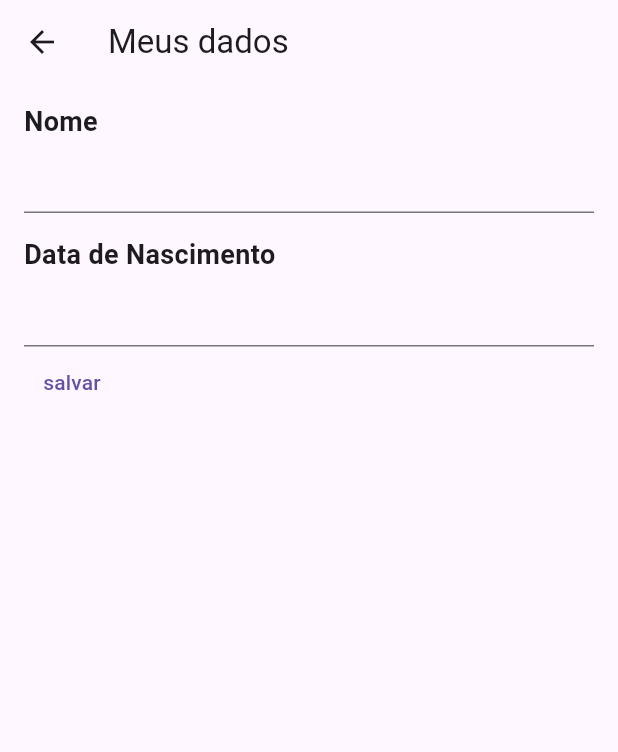
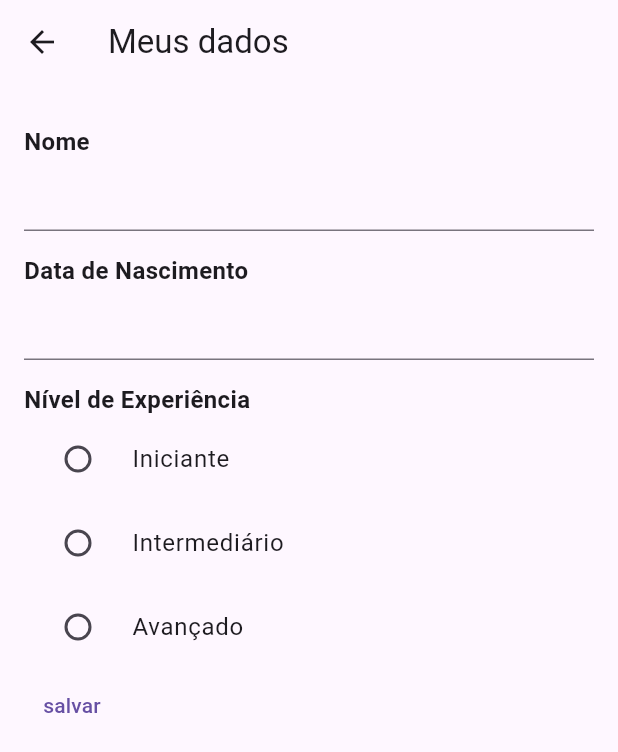
Before and after one commit to abner1abc/trilhaapp, a Flutter app: the DadosCadastraisPage screen opened directly, on a phone screen of 412 x 824 dp. Shown: the top 752 px of the screen. Run offline on Flutter 3.47's test engine with Material 3 defaults, Android fonts, the phone set to English and light mode, and no system bars; our stand-ins replace google_fonts; network calls fail.

Commit message:
add repositories and update dados cadastrais

```diff
--- a/lib/pages/dados_cadastrais.dart
+++ b/lib/pages/dados_cadastrais.dart
@@ -1,4 +1,5 @@
 import 'package:flutter/material.dart';
+import 'package:trilhaapp/repositories/nivel_repository.dart';
 import 'package:trilhaapp/shared/wigets/text_label.dart';
 
 class DadosCadastraisPage extends StatefulWidget {
@@ -14,6 +15,15 @@ class _DadosCadastraisPageState extends State<DadosCadastraisPage> {
   var nomeController = TextEditingController(text: "");
   var dataNascimentoController = TextEditingController(text: "");
   DateTime? dataNascimento;
+  var nivelRepository = NivelRepository();
+  var niveis = [];
+  var nivelSelecionado = "";
+
+  @override
+  void initState() {
+    niveis = nivelRepository.retornaNiveis();
+    super.initState();
+  }
 
   @override
   Widget build(BuildContext context) {
@@ -27,9 +37,6 @@ class _DadosCadastraisPageState extends State<DadosCadastraisPage> {
             const TextLabel(texto: "Nome"),
             TextField(
               controller: nomeController,
-            ),
-            const SizedBox(
-              height: 15,
             ),
             const TextLabel(texto: "Data de Nascimento"),
             TextField(
@@ -45,9 +52,22 @@ class _DadosCadastraisPageState extends State<DadosCadastraisPage> {
                     dataNascimentoController.text = data.toString();
                     dataNascimento = data;
                   }
-                ;
-              },
-            ),
+                }),
+            const TextLabel(texto: "Nível de Experiência"),
+            Column(
+                children: niveis
+                    .map((nivel) => RadioListTile(
+                        title: Text(nivel.toString()),
+                        selected: nivelSelecionado == nivel,
+                        value: nivel.toString(),
+                        groupValue: nivelSelecionado,
+                        onChanged: (value) {
+                          print(value);
+                          setState(() {
+                            nivelSelecionado = value.toString();
+                          });
+                        }))
+                    .toList()),
             TextButton(
                 onPressed: () {
                   print(nomeController.text);
--- /dev/null
+++ b/lib/repositories/nivel_repository.dart
@@ -0,0 +1,5 @@
+class NivelRepository {
+  List<String> retornaNiveis() {
+    return ["Iniciante", "Intermediário", "Avançado"];
+  }
+}
--- a/lib/shared/wigets/text_label.dart
+++ b/lib/shared/wigets/text_label.dart
@@ -6,7 +6,10 @@ class TextLabel extends StatelessWidget {
 
   @override
   Widget build(BuildContext context) {
-    return Text(texto,
-        style: const TextStyle(fontSize: 18, fontWeight: FontWeight.w700));
+    return Container(
+      margin: const EdgeInsets.only(top: 15),
+      child: Text(texto,
+          style: const TextStyle(fontSize: 16, fontWeight: FontWeight.w700)),
+    );
   }
 }
```
Lines whose indentation alone changed are shown as unchanged.
